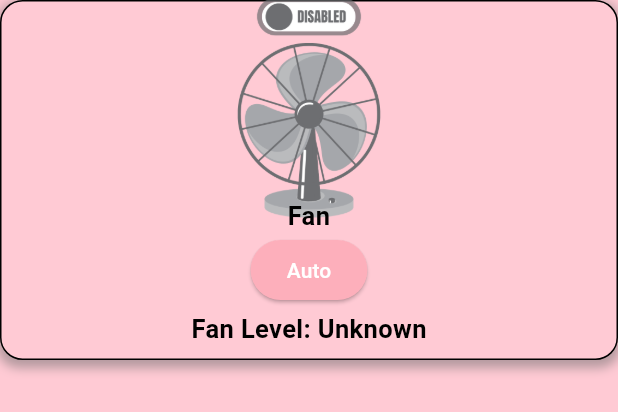
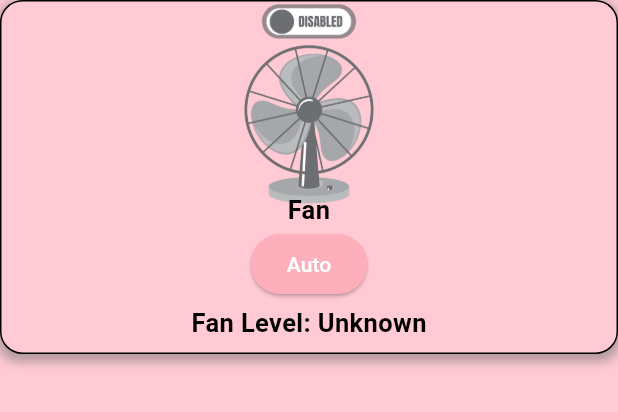
Before and after one commit to cob-byte/smart_baby_cradle, a Flutter app: the FanItem widget shown alone on an empty page, opened directly with empty values, on a phone screen of 412 x 824 dp. Shown: the top 412 px of the screen. Run offline on Flutter 3.47's test engine with Material 3 defaults, Android fonts, the phone set to English and light mode, and no system bars; our stand-ins replace assets_audio_player, firebase_auth, firebase_core, firebase_database, firebase_messaging, firebase_storage and 9 more; missing offline and left inert: firebase_app_check, flutter_facebook_auth, flutter_inappwebview; accounts and stored records are empty.

Commit message:
Fix Widget Size

```diff
--- a/lib/widgets/fan_item.dart
+++ b/lib/widgets/fan_item.dart
@@ -116,20 +116,20 @@ class FanItemState extends State<FanItem> {
                         }
                       : null,
                   child: SizedBox(
-                    height: _isManualMode ? 113.5 : 131,
+                    height: _isManualMode ? 109.5 : 127,
                     width: constraints.maxWidth * 0.65,
                     child: widget.isRaspberryPiOn
                         ? (_buttonStatus == 1
                             ? Transform.scale(
-                                scale: _isManualMode ? 1.15 : 1.15,
+                                scale: _isManualMode ? 1.10 : 1.10,
                                 child: Image.asset('assets/image/fan_on.png'),
                               )
                             : Transform.scale(
-                                scale: _isManualMode ? 1.15 : 1.15,
+                                scale: _isManualMode ? 1.10 : 1.10,
                                 child: Image.asset('assets/image/fan_off.png'),
                               ))
                         : Transform.scale(
-                            scale: 1.5,
+                            scale: 1.4,
                             child: Image.asset('assets/image/fan_dis.png')),
                   ),
                 ),
```
Also changed, not shown: lib/widgets/motor_item.dart (+4 -4 lines).
